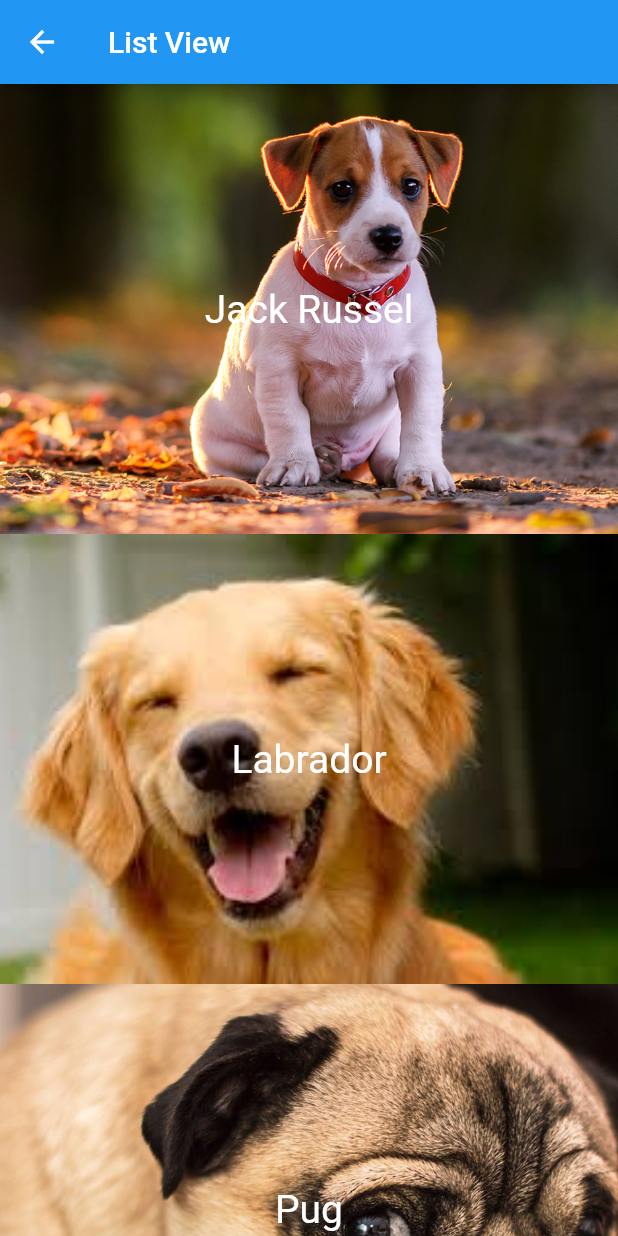
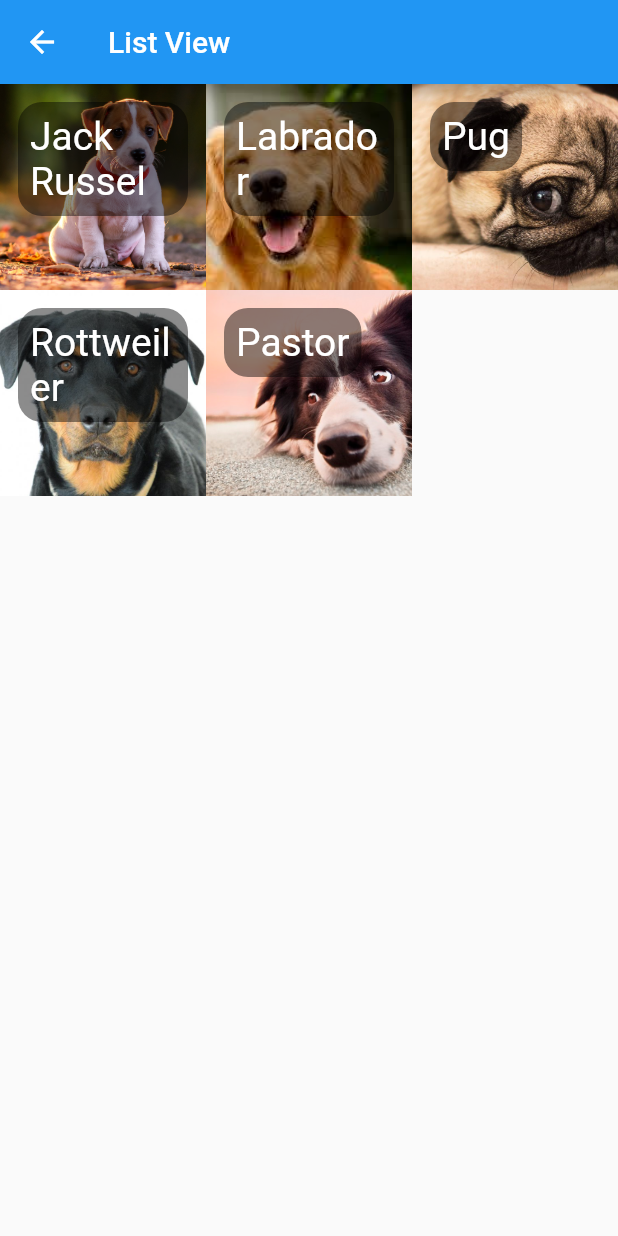
Before and after one commit to josuecamelo/flutter_intermediario_part2, a Flutter app: the HelloListView screen opened directly, on a phone screen of 412 x 824 dp. Run offline on Flutter 3.47's test engine with Material 2 defaults, Android fonts, the phone set to English and light mode, and no system bars.

Commit message:
GridView
 return GridView.builder(
        itemCount: dogs.length,
        gridDelegate: SliverGridDelegateWithFixedCrossAxisCount(crossAxisCount: 3),
        itemBuilder: (BuildContext context, int index){

```diff
--- a/lib/pages/hello_listview.dart
+++ b/lib/pages/hello_listview.dart
@@ -27,9 +27,9 @@ class HelloListView extends StatelessWidget {
       Dog("Pastor","assets/images/dog5.png"),
     ];
 
-    return ListView.builder(
+    return GridView.builder(
         itemCount: dogs.length,
-        itemExtent: 300,
+        gridDelegate: SliverGridDelegateWithFixedCrossAxisCount(crossAxisCount: 3),
         itemBuilder: (BuildContext context, int index){
           Dog dog = dogs[index];
 
@@ -38,11 +38,19 @@ class HelloListView extends StatelessWidget {
             fit: StackFit.expand,
             children: <Widget>[
               _img(dog.foto),
-              Container(
-                alignment: Alignment.center,
-                child: Text(
-                  dog.nome,
-                  style: TextStyle(fontSize: 26, color: Colors.white),
+              Align(
+                alignment: Alignment.topLeft,
+                child: Container(
+                  margin: EdgeInsets.all(12),
+                  padding: EdgeInsets.all(8),
+                  decoration: BoxDecoration(
+                    color: Colors.black45,
+                    borderRadius: BorderRadius.circular(16.0),
+                  ),
+                  child: Text(
+                    dog.nome,
+                    style: TextStyle(fontSize: 26, color: Colors.white),
+                  ),
                 ),
               ),
             ],
```
